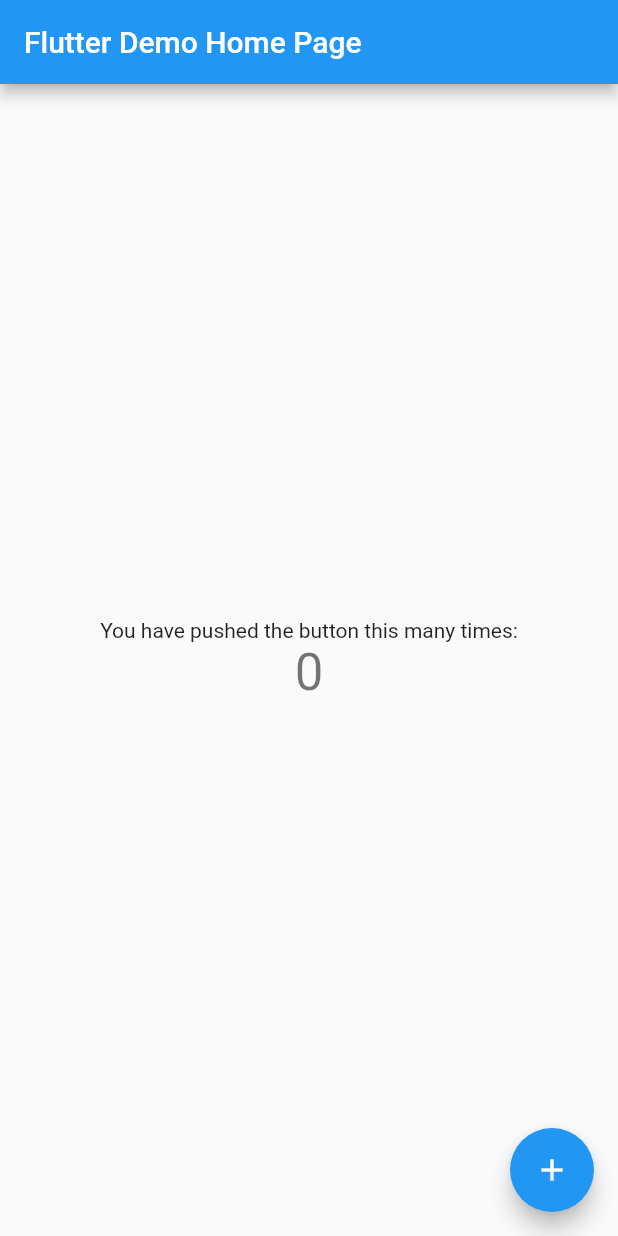
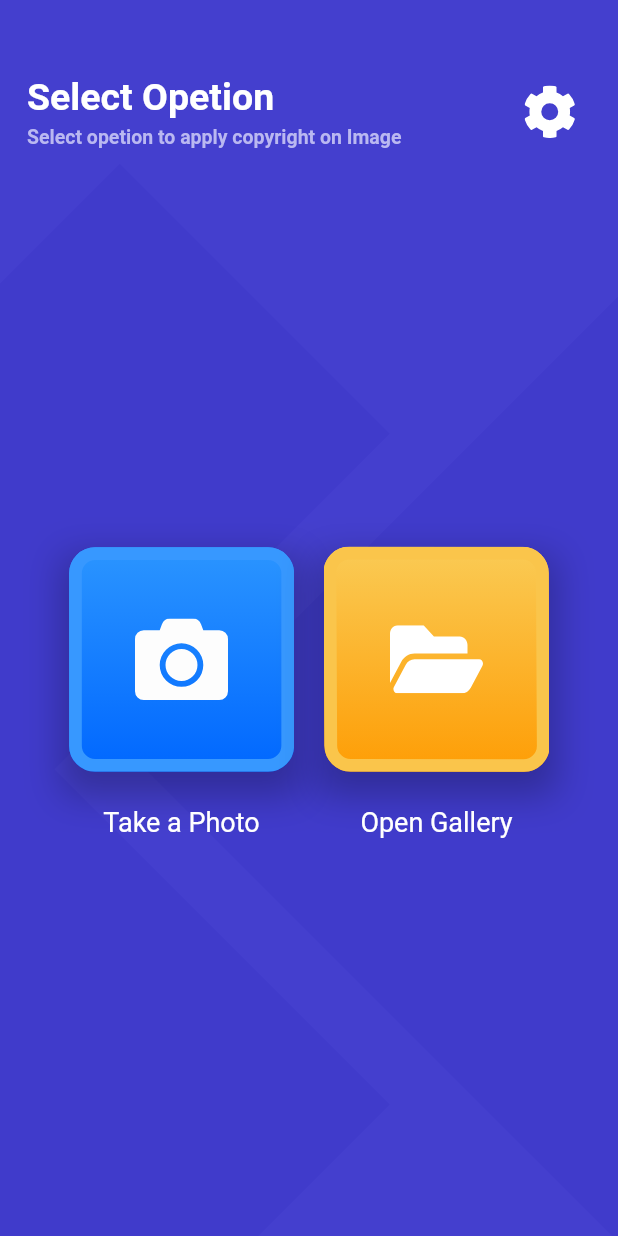
Before and after one commit to lifeShadow59/photocopy, a Flutter app: the screen it shows after launch, on a phone screen of 412 x 824 dp. Run offline on Flutter 3.47's test engine with Material 2 defaults, Android fonts, the phone set to English and light mode, and no system bars; our stand-ins replace flutter_svg.

Commit message:
home page

```diff
--- /dev/null
+++ b/lib/const/svg_const.dart
@@ -0,0 +1,8 @@
+class SVGConst {
+  static const homeScreenBackground = 'assets/svg/home_screen_background.svg';
+  static const camera = 'assets/svg/camera.svg';
+  static const file = 'assets/svg/file.svg';
+  static const rectangleBlue = 'assets/svg/rectangle_blue.svg';
+  static const rectanglYellow = 'assets/svg/rectangle_yellow.svg';
+  static const setting = 'assets/svg/setting.svg';
+}
--- a/lib/main.dart
+++ b/lib/main.dart
@@ -1,4 +1,6 @@
+import 'package:copyrightapp/const/svg_const.dart';
 import 'package:flutter/material.dart';
+import 'package:flutter_svg/svg.dart';
 
 void main() {
   runApp(const MyApp());
@@ -9,58 +11,179 @@
 
   @override
   Widget build(BuildContext context) {
-    return MaterialApp(
+    return const MaterialApp(
+      useInheritedMediaQuery: true,
+      debugShowCheckedModeBanner: false,
       title: 'Copyright App',
-      theme: ThemeData(
-        primarySwatch: Colors.blue,
-      ),
-      home: const MyHomePage(title: 'Flutter Demo Home Page'),
+      home: HomePage(),
     );
   }
 }
 
-class MyHomePage extends StatefulWidget {
-  const MyHomePage({Key? key, required this.title}) : super(key: key);
-  final String title;
+class HomePage extends StatefulWidget {
+  const HomePage({
+    Key? key,
+  }) : super(key: key);
 
   @override
-  State<MyHomePage> createState() => _MyHomePageState();
+  State<HomePage> createState() => _HomePageState();
 }
 
-class _MyHomePageState extends State<MyHomePage> {
-  int _counter = 0;
-
-  void _incrementCounter() {
-    setState(() {
-      _counter++;
-    });
-  }
-
+class _HomePageState extends State<HomePage> {
   @override
   Widget build(BuildContext context) {
-    return Scaffold(
-      appBar: AppBar(
-        title: Text(widget.title),
-      ),
-      body: Center(
-        child: Column(
-          mainAxisAlignment: MainAxisAlignment.center,
-          children: <Widget>[
-            const Text(
-              'You have pushed the button this many times:',
+    return SafeArea(
+      bottom: true,
+      child: Scaffold(
+        backgroundColor: const Color(0xFF443FCE),
+        body: Stack(
+          children: [
+            SvgPicture.asset(
+              SVGConst.homeScreenBackground,
+              alignment: Alignment.bottomCenter,
+              // width: MediaQuery.of(context).size.width,
+              fit: BoxFit.cover,
+              height: MediaQuery.of(context).size.height,
             ),
-            Text(
-              '$_counter',
-              style: Theme.of(context).textTheme.headline4,
+            Column(
+              children: [
+                const PageAppBar(),
+                Expanded(
+                  child: Column(
+                    mainAxisAlignment: MainAxisAlignment.center,
+                    children: <Widget>[
+                      Row(
+                        mainAxisAlignment: MainAxisAlignment.center,
+                        children: const <Widget>[
+                          CenterIconWidget(
+                            backgroundImage: SVGConst.rectangleBlue,
+                            centerdImage: SVGConst.camera,
+                            title: "Take a Photo",
+                          ),
+                          SizedBox(width: 20),
+                          CenterIconWidget(
+                            backgroundImage: SVGConst.rectanglYellow,
+                            centerdImage: SVGConst.file,
+                            title: "Open Gallery",
+                          ),
+                        ],
+                      )
+                    ],
+                  ),
+                ),
+              ],
             ),
           ],
         ),
       ),
-      floatingActionButton: FloatingActionButton(
-        onPressed: _incrementCounter,
-        tooltip: 'Increment',
-        child: const Icon(Icons.add),
+    );
+  }
+}
+
+class PageAppBar extends StatelessWidget {
+  const PageAppBar({
+    Key? key,
+  }) : super(key: key);
+
+  @override
+  Widget build(BuildContext context) {
+    return Padding(
+      padding: const EdgeInsets.only(top: 50, left: 18, right: 18),
+      child: Row(
+        mainAxisAlignment: MainAxisAlignment.spaceBetween,
+        children: [
+          Column(
+            mainAxisAlignment: MainAxisAlignment.start,
+            crossAxisAlignment: CrossAxisAlignment.start,
+            children: const <Widget>[
+              Text(
+                "Select Opetion",
+                style: TextStyle(
+                    fontSize: 25,
+                    color: Colors.white,
+                    fontWeight: FontWeight.w600),
+              ),
+              SizedBox(
+                height: 5,
+              ),
+              Text(
+                "Select opetion to apply copyright on Image",
+                style: TextStyle(
+                    fontSize: 13,
+                    color: Color(0xFFBAB8F1),
+                    fontWeight: FontWeight.w600),
+              )
+            ],
+          ),
+          Padding(
+            padding: const EdgeInsets.only(right: 10),
+            child: SvgPicture.asset(
+              SVGConst.setting,
+              width: 35,
+              height: 35,
+            ),
+          ),
+        ],
       ),
     );
   }
 }
+
+class CenterIconWidget extends StatelessWidget {
+  const CenterIconWidget(
+      {Key? key,
+      required this.backgroundImage,
+      required this.centerdImage,
+      required this.title})
+      : super(key: key);
+
+  final String backgroundImage;
+  final String centerdImage;
+  final String title;
+  @override
+  Widget build(BuildContext context) {
+    return Column(
+      children: [
+        Container(
+          decoration:
+              const BoxDecoration(color: Colors.transparent, boxShadow: [
+            BoxShadow(
+              color: Colors.black26,
+              blurRadius: 20.0,
+              spreadRadius: 5,
+              offset: Offset(0, 11),
+            ),
+          ]),
+          child: Stack(
+            children: [
+              SvgPicture.asset(
+                backgroundImage,
+                width: 150,
+                height: 150,
+              ),
+              SizedBox(
+                width: 150,
+                height: 150,
+                child: Center(
+                  child: SvgPicture.asset(
+                    centerdImage,
+                    alignment: Alignment.center,
+                    height: 62,
+                    width: 62,
+                  ),
+                ),
+              )
+            ],
+          ),
+        ),
+        const SizedBox(
+          height: 23,
+        ),
+        Text(
+          title,
+          style: const TextStyle(color: Colors.white, fontSize: 18),
+        )
+      ],
+    );
+  }
+}
```
Also changed, not shown: pubspec.yaml (+4 -6 lines), assets/svg/camera.svg (added), assets/svg/file.svg (added), assets/svg/home_screen_background.svg (added), assets/svg/rectangle_blue.svg (added), assets/svg/rectangle_yellow.svg (added), assets/svg/setting.svg (added), pubspec.lock.
